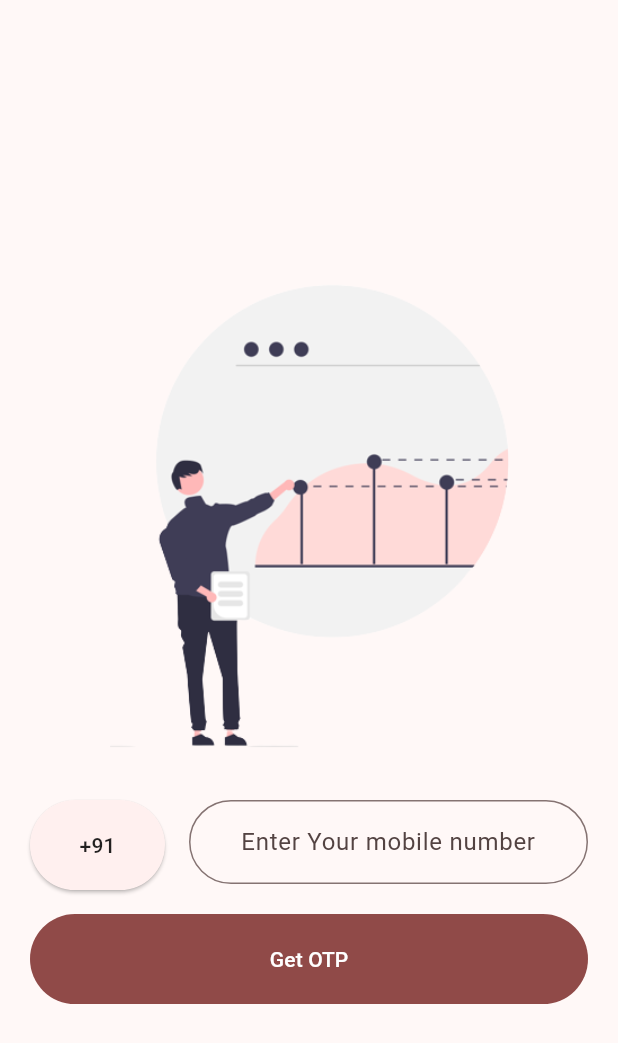
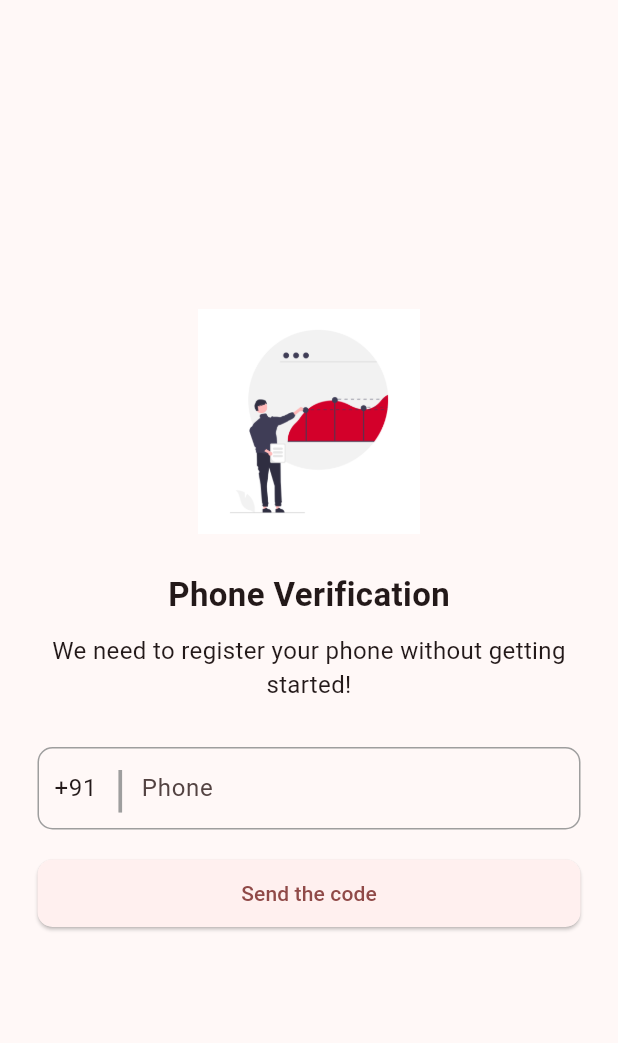
Before and after one commit to Debjit0/ant, a Flutter app: the screen it shows after launch, on a phone screen of 412 x 824 dp. Shown: the top 1043 px of the screen. Run offline on Flutter 3.47's test engine with Material 2 defaults, Android fonts, the phone set to English and light mode, and no system bars; our stand-ins replace firebase_auth, firebase_core, pinput; accounts and stored records are empty.

Commit message:
otp done

```diff
--- /dev/null
+++ b/lib/Login Screen/phone.dart
@@ -0,0 +1,133 @@
+import 'package:ant/otp/verify.dart';
+import 'package:ant/widget/widgets.dart';
+import 'package:firebase_auth/firebase_auth.dart';
+import 'package:flutter/material.dart';
+
+class MyPhone extends StatefulWidget {
+  const MyPhone({Key? key}) : super(key: key);
+  static String verify = "";
+  @override
+  State<MyPhone> createState() => _MyPhoneState();
+}
+
+class _MyPhoneState extends State<MyPhone> {
+  TextEditingController countryController = TextEditingController();
+  String phone="";
+
+  @override
+  void initState() {
+    // TODO: implement initState
+    countryController.text = "+91";
+    super.initState();
+  }
+
+  @override
+  Widget build(BuildContext context) {
+    return Scaffold(
+      body: Container(
+        margin: EdgeInsets.only(left: 25, right: 25),
+        alignment: Alignment.center,
+        child: SingleChildScrollView(
+          child: Column(
+            mainAxisAlignment: MainAxisAlignment.center,
+            children: [
+              Image.asset(
+                'assets/images/loginR.png',
+                width: 150,
+                height: 150,
+              ),
+              SizedBox(
+                height: 25,
+              ),
+              Text(
+                "Phone Verification",
+                style: TextStyle(fontSize: 22, fontWeight: FontWeight.bold),
+              ),
+              SizedBox(
+                height: 10,
+              ),
+              Text(
+                "We need to register your phone without getting started!",
+                style: TextStyle(
+                  fontSize: 16,
+                ),
+                textAlign: TextAlign.center,
+              ),
+              SizedBox(
+                height: 30,
+              ),
+              Container(
+                height: 55,
+                decoration: BoxDecoration(
+                    border: Border.all(width: 1, color: Colors.grey),
+                    borderRadius: BorderRadius.circular(10)),
+                child: Row(
+                  mainAxisAlignment: MainAxisAlignment.center,
+                  children: [
+                    SizedBox(
+                      width: 10,
+                    ),
+                    SizedBox(
+                      width: 40,
+                      child: TextField(
+                        controller: countryController,
+                        keyboardType: TextInputType.number,
+                        decoration: InputDecoration(
+                          border: InputBorder.none,
+                        ),
+                      ),
+                    ),
+                    Text(
+                      "|",
+                      style: TextStyle(fontSize: 33, color: Colors.grey),
+                    ),
+                    SizedBox(
+                      width: 10,
+                    ),
+                    Expanded(
+                        child: TextField(
+                          onChanged: (value) {
+                            phone = value;
+                          },
+                      keyboardType: TextInputType.phone,
+                      decoration: InputDecoration(
+                        border: InputBorder.none,
+                        hintText: "Phone",
+                      ),
+                    ))
+                  ],
+                ),
+              ),
+              SizedBox(
+                height: 20,
+              ),
+              SizedBox(
+                width: double.infinity,
+                height: 45,
+                child: ElevatedButton(
+                    style: ElevatedButton.styleFrom(
+                        shape: RoundedRectangleBorder(
+                            borderRadius: BorderRadius.circular(10))),
+                    onPressed: () async {
+                      await FirebaseAuth.instance.verifyPhoneNumber(
+                        phoneNumber: "${countryController.text+phone}",
+                        verificationCompleted:
+                            (PhoneAuthCredential credential) {},
+                        verificationFailed: (FirebaseAuthException e) {},
+                        codeSent: (String verificationId, int? resendToken) {
+                          MyPhone.verify=verificationId;
+                          nextPage(context: context, page: MyVerify());
+                        },
+                        codeAutoRetrievalTimeout: (String verificationId) {},
+                      );
+                      //Navigator.pushNamed(context, 'verify');
+                    },
+                    child: Text("Send the code")),
+              )
+            ],
+          ),
+        ),
+      ),
+    );
+  }
+}
--- a/lib/main.dart
+++ b/lib/main.dart
@@ -1,4 +1,5 @@
 import 'package:ant/Login%20Screen/login_Screen.dart';
+import 'package:ant/Login%20Screen/phone.dart';
 import 'package:ant/screens/home_screen/home_screen.dart';
 import 'package:ant/theme/constants/project_colors.dart';
 import 'package:firebase_core/firebase_core.dart';
@@ -23,7 +24,7 @@ class MyApp extends StatelessWidget {
         colorScheme: ColorScheme.fromSeed(seedColor: cRed),
         useMaterial3: true,
       ),
-      home: LoginScreen(),
+      home: MyPhone(),
     );
   }
 }
--- a/pubspec.yaml
+++ b/pubspec.yaml
@@ -38,6 +38,7 @@ dependencies:
   firebase_core: ^2.15.0
   firebase_auth: ^4.7.1
   cloud_firestore: ^4.8.3
+  pinput: ^2.2.31
 
 dev_dependencies:
   flutter_test:
```
Also changed, not shown: lib/otp/verify.dart (added, +151 -0 lines), pubspec.lock, 5 other files.
